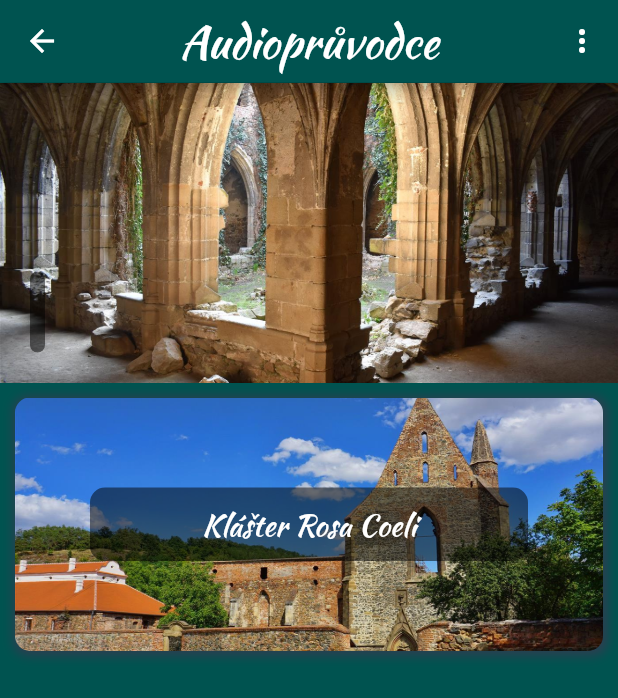
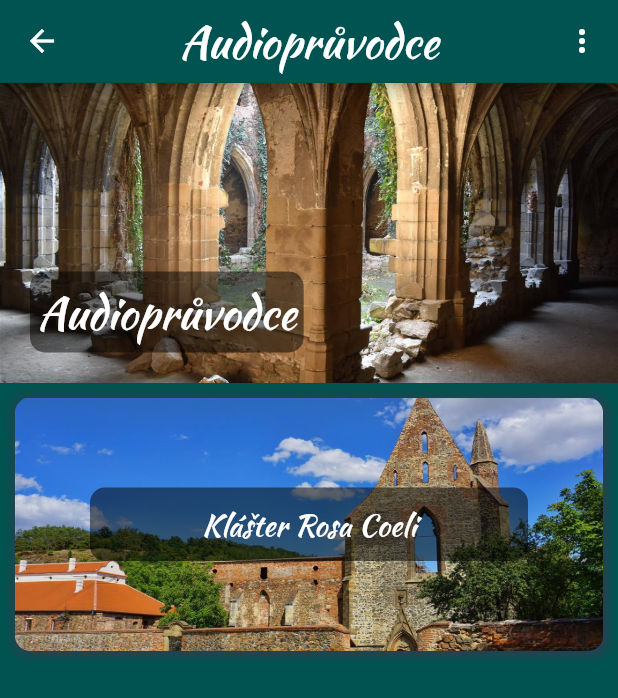
Before and after one commit to zowelu/dolni_kounice, a Flutter app: the AudioGuide screen opened by its route, on a phone screen of 412 x 824 dp. Shown: the top 698 px of the screen. Run offline on Flutter 3.47's test engine with Material 2 defaults, Android fonts, the phone set to English and light mode, and no system bars; our stand-ins replace audioplayers, photo_view.

Commit message:
přidán text Audioprůvodce do audio_guide.dart hlavičky

```diff
--- a/lib/screens/audio_guide.dart
+++ b/lib/screens/audio_guide.dart
@@ -16,7 +16,7 @@ class _AudioGuideState extends State<AudioGuide> {
     return DefaultPageOfChoice(
       tittleOfAppbar: 'Audioprůvodce',
       listOfWidget: [
-        ContainerHeaderImageBackground(assetImage: 'assets/images/pamatky/mesto_pamatek_uvod/klenba.jpg', textHeader: '', text: '',),
+        ContainerHeaderImageBackground(assetImage: 'assets/images/pamatky/mesto_pamatek_uvod/klenba.jpg', textHeader: 'Audioprůvodce', text: '',),
         ChoiceContainer(
             assetImageOfChoice:
                 'assets/images/pamatky/klaster_rosa_coeli/klaster-pohled-zepredu.jpg',
```
